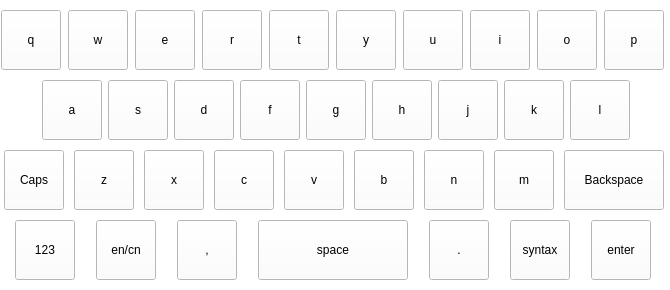
taiyuankejizhu/SparkZNC, file keyboard.ui: the form before one commit.
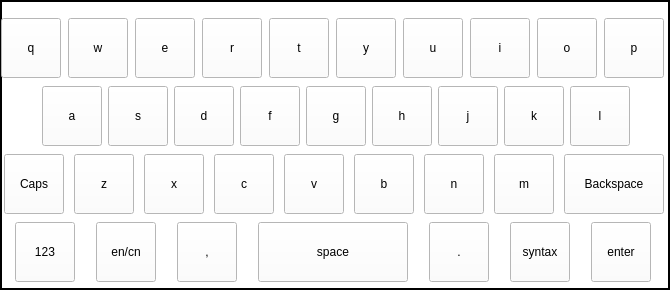
The form after the commit.

What changed in the file:
```diff
--- a/keyboard.ui
+++ b/keyboard.ui
@@ -449,13 +449,40 @@
   <property name="autoFillBackground">
    <bool>true</bool>
   </property>
-  <widget class="QWidget" name="layoutWidget">
+  <widget class="QFrame" name="frame">
    <property name="geometry">
     <rect>
      <x>0</x>
      <y>0</y>
+     <width>670</width>
+     <height>290</height>
+    </rect>
+   </property>
+   <property name="minimumSize">
+    <size>
+     <width>670</width>
+     <height>250</height>
+    </size>
+   </property>
+   <property name="maximumSize">
+    <size>
+     <width>670</width>
+     <height>300</height>
+    </size>
+   </property>
+   <property name="frameShape">
+    <enum>QFrame::WinPanel</enum>
+   </property>
+   <property name="frameShadow">
+    <enum>QFrame::Plain</enum>
+   </property>
+   <widget class="QWidget" name="layoutWidget">
+    <property name="geometry">
+     <rect>
+      <x>0</x>
+      <y>10</y>
      <width>671</width>
-     <height>291</height>
+      <height>281</height>
     </rect>
    </property>
    <layout class="QVBoxLayout" name="verticalLayout">
@@ -1509,6 +1536,7 @@
      </layout>
     </item>
    </layout>
+   </widget>
   </widget>
  </widget>
  <resources/>
```
Lines whose indentation alone changed are shown as unchanged.
